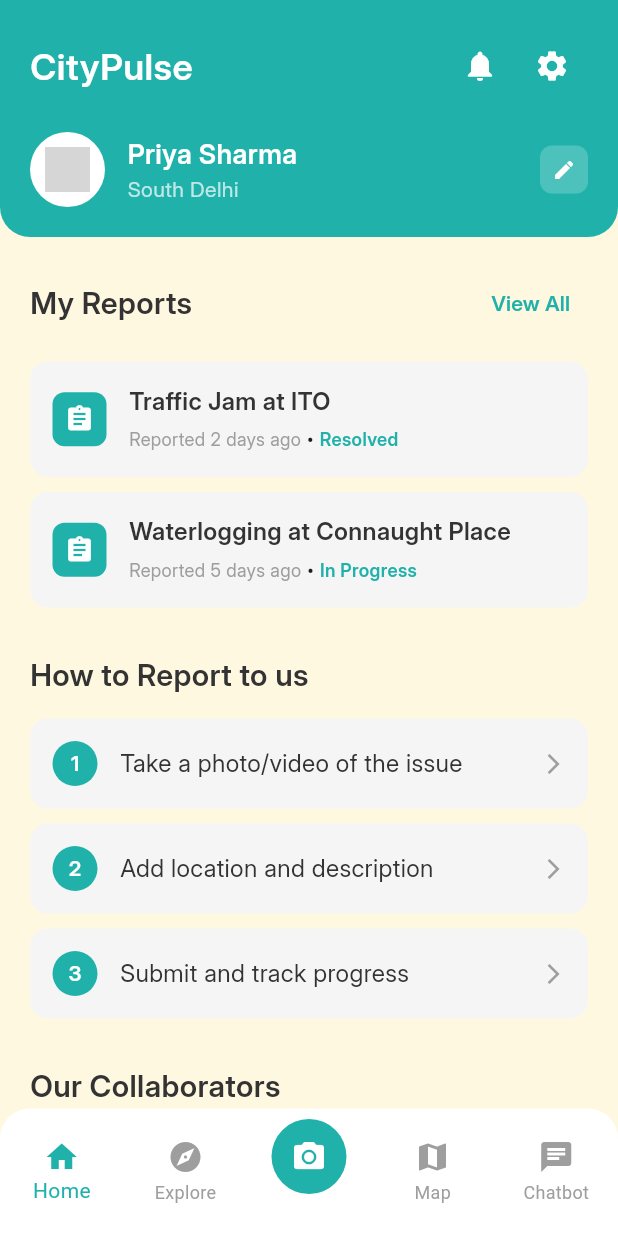
After one commit to devansh1916/iSaarthi, a Flutter app: the HomeView screen opened directly, on a phone screen of 412 x 824 dp. The commit adds this screen. Run offline on Flutter 3.47's test engine with Material 3 defaults, Android fonts, the phone set to English and light mode, and no system bars; our stand-ins replace firebase_auth, firebase_core, webview_flutter; accounts and stored records are empty; grey boxes are pictures that could not be loaded.

Commit message:
first commit

```diff
--- /dev/null
+++ b/lib/views/home.dart
@@ -0,0 +1,418 @@
+import 'package:flutter/material.dart';
+
+class HomeView extends StatefulWidget {
+  const HomeView({super.key});
+
+  @override
+  State<HomeView> createState() => _HomeViewState();
+}
+
+class _HomeViewState extends State<HomeView> {
+  int _selectedIndex = 0;
+
+  @override
+  Widget build(BuildContext context) {
+    return Scaffold(
+      backgroundColor: const Color(0xFFFFF8E1), // Light creamy yellow background
+      body: SafeArea(
+        child: Column(
+          children: [
+            // Header Section with teal green background
+            Container(
+              width: double.infinity,
+              decoration: const BoxDecoration(
+                color: Color(0xFF20B2AA), // Teal green
+                borderRadius: BorderRadius.only(
+                  bottomLeft: Radius.circular(20),
+                  bottomRight: Radius.circular(20),
+                ),
+              ),
+              child: Padding(
+                padding: const EdgeInsets.all(20.0),
+                child: Column(
+                  crossAxisAlignment: CrossAxisAlignment.start,
+                  children: [
+                    // App name and icons
+                    Row(
+                      mainAxisAlignment: MainAxisAlignment.spaceBetween,
+                      children: [
+                        const Text(
+                          'CityPulse',
+                          style: TextStyle(
+                            color: Colors.white,
+                            fontSize: 24,
+                            fontWeight: FontWeight.bold,
+                            fontFamily: 'Inter',
+                          ),
+                        ),
+                        Row(
+                          children: [
+                            IconButton(
+                              onPressed: () {},
+                              icon: const Icon(Icons.notifications, color: Colors.white),
+                            ),
+                            IconButton(
+                              onPressed: () {},
+                              icon: const Icon(Icons.settings, color: Colors.white),
+                            ),
+                          ],
+                        ),
+                      ],
+                    ),
+                    const SizedBox(height: 20),
+                    // User profile section
+                    Row(
+                      children: [
+                        CircleAvatar(
+                          radius: 25,
+                          backgroundColor: Colors.white,
+                          child: ClipOval(
+                            child: Image.asset(
+                              'assets/images/profile_placeholder.png',
+                              width: 50,
+                              height: 50,
+                              fit: BoxFit.cover,
+                              errorBuilder: (context, error, stackTrace) {
+                                return const Icon(
+                                  Icons.person,
+                                  size: 30,
+                                  color: Color(0xFF20B2AA),
+                                );
+                              },
+                            ),
+                          ),
+                        ),
+                        const SizedBox(width: 15),
+                        Expanded(
+                          child: Column(
+                            crossAxisAlignment: CrossAxisAlignment.start,
+                            children: [
+                              const Text(
+                                'Priya Sharma',
+                                style: TextStyle(
+                                  color: Colors.white,
+                                  fontSize: 18,
+                                  fontWeight: FontWeight.bold,
+                                  fontFamily: 'Inter',
+                                ),
+                              ),
+                              const Text(
+                                'South Delhi',
+                                style: TextStyle(
+                                  color: Colors.white70,
+                                  fontSize: 14,
+                                  fontFamily: 'Inter',
+                                ),
+                              ),
+                            ],
+                          ),
+                        ),
+                        Container(
+                          padding: const EdgeInsets.all(8),
+                          decoration: BoxDecoration(
+                            color: Colors.white.withOpacity(0.2),
+                            borderRadius: BorderRadius.circular(8),
+                          ),
+                          child: const Icon(
+                            Icons.edit,
+                            color: Colors.white,
+                            size: 16,
+                          ),
+                        ),
+                      ],
+                    ),
+                  ],
+                ),
+              ),
+            ),
+
+            // Main content
+            Expanded(
+              child: SingleChildScrollView(
+                padding: const EdgeInsets.all(20),
+                child: Column(
+                  crossAxisAlignment: CrossAxisAlignment.start,
+                  children: [
+                    // My Reports Section
+                    Row(
+                      mainAxisAlignment: MainAxisAlignment.spaceBetween,
+                      children: [
+                        const Text(
+                          'My Reports',
+                          style: TextStyle(
+                            fontSize: 20,
+                            fontWeight: FontWeight.bold,
+                            color: Color(0xFF333333),
+                            fontFamily: 'Inter',
+                          ),
+                        ),
+                        TextButton(
+                          onPressed: () {},
+                          child: const Text(
+                            'View All',
+                            style: TextStyle(
+                              color: Color(0xFF20B2AA),
+                              fontWeight: FontWeight.w600,
+                              fontFamily: 'Inter',
+                            ),
+                          ),
+                        ),
+                      ],
+                    ),
+                    const SizedBox(height: 15),
+
+                    // Report Cards
+                    _buildReportCard(
+                      'Traffic Jam at ITO',
+                      'Reported 2 days ago • Resolved',
+                      Icons.assignment,
+                      'Resolved',
+                    ),
+                    const SizedBox(height: 10),
+                    _buildReportCard(
+                      'Waterlogging at Connaught Place',
+                      'Reported 5 days ago • In Progress',
+                      Icons.assignment,
+                      'In Progress',
+                    ),
+
+                    const SizedBox(height: 30),
+
+                    // How to Report Section
+                    const Text(
+                      'How to Report to us',
+                      style: TextStyle(
+                        fontSize: 20,
+                        fontWeight: FontWeight.bold,
+                        color: Color(0xFF333333),
+                        fontFamily: 'Inter',
+                      ),
+                    ),
+                    const SizedBox(height: 15),
+
+                    _buildStepCard(
+                      '1',
+                      'Take a photo/video of the issue',
+                    ),
+                    const SizedBox(height: 10),
+                    _buildStepCard(
+                      '2',
+                      'Add location and description',
+                    ),
+                    const SizedBox(height: 10),
+                    _buildStepCard(
+                      '3',
+                      'Submit and track progress',
+                    ),
+
+                    const SizedBox(height: 30),
+
+                    // Our Collaborators Section
+                    const Text(
+                      'Our Collaborators',
+                      style: TextStyle(
+                        fontSize: 20,
+                        fontWeight: FontWeight.bold,
+                        color: Color(0xFF333333),
+                        fontFamily: 'Inter',
+                      ),
+                    ),
+                    const SizedBox(height: 15),
+
+                    // Collaborators placeholder
+                    Container(
+                      height: 80,
+                      decoration: BoxDecoration(
+                        color: Colors.grey[200],
+                        borderRadius: BorderRadius.circular(12),
+                      ),
+                      child: const Center(
+                        child: Text(
+                          'Collaborator logos will be displayed here',
+                          style: TextStyle(
+                            color: Colors.grey,
+                            fontFamily: 'Inter',
+                          ),
+                        ),
+                      ),
+                    ),
+                  ],
+                ),
+              ),
+            ),
+          ],
+        ),
+      ),
+      bottomNavigationBar: Container(
+        decoration: const BoxDecoration(
+          color: Colors.white,
+          borderRadius: BorderRadius.only(
+            topLeft: Radius.circular(20),
+            topRight: Radius.circular(20),
+          ),
+        ),
+        child: BottomNavigationBar(
+          currentIndex: _selectedIndex,
+          onTap: (index) {
+            setState(() {
+              _selectedIndex = index;
+            });
+          },
+          type: BottomNavigationBarType.fixed,
+          backgroundColor: Colors.transparent,
+          elevation: 0,
+          selectedItemColor: const Color(0xFF20B2AA),
+          unselectedItemColor: Colors.grey,
+          items: [
+            const BottomNavigationBarItem(
+              icon: Icon(Icons.home),
+              label: 'Home',
+            ),
+            const BottomNavigationBarItem(
+              icon: Icon(Icons.explore),
+              label: 'Explore',
+            ),
+            BottomNavigationBarItem(
+              icon: Container(
+                width: 50,
+                height: 50,
+                decoration: const BoxDecoration(
+                  color: Color(0xFF20B2AA),
+                  shape: BoxShape.circle,
+                ),
+                child: const Icon(
+                  Icons.camera_alt,
+                  color: Colors.white,
+                ),
+              ),
+              label: '',
+            ),
+            const BottomNavigationBarItem(
+              icon: Icon(Icons.map),
+              label: 'Map',
+            ),
+            const BottomNavigationBarItem(
+              icon: Icon(Icons.chat),
+              label: 'Chatbot',
+            ),
+          ],
+        ),
+      ),
+    );
+  }
+
+  Widget _buildReportCard(String title, String subtitle, IconData icon, String status) {
+    return Container(
+      padding: const EdgeInsets.all(15),
+      decoration: BoxDecoration(
+        color: Colors.grey[100],
+        borderRadius: BorderRadius.circular(12),
+      ),
+      child: Row(
+        children: [
+          Container(
+            padding: const EdgeInsets.all(8),
+            decoration: const BoxDecoration(
+              color: Color(0xFF20B2AA),
+              borderRadius: BorderRadius.all(Radius.circular(8)),
+            ),
+            child: Icon(
+              icon,
+              color: Colors.white,
+              size: 20,
+            ),
+          ),
+          const SizedBox(width: 15),
+          Expanded(
+            child: Column(
+              crossAxisAlignment: CrossAxisAlignment.start,
+              children: [
+                Text(
+                  title,
+                  style: const TextStyle(
+                    fontSize: 16,
+                    fontWeight: FontWeight.w600,
+                    color: Color(0xFF333333),
+                    fontFamily: 'Inter',
+                  ),
+                ),
+                const SizedBox(height: 4),
+                Row(
+                  children: [
+                    Text(
+                      subtitle.split(' • ')[0],
+                      style: const TextStyle(
+                        fontSize: 12,
+                        color: Colors.grey,
+                        fontFamily: 'Inter',
+                      ),
+                    ),
+                    const Text(' • '),
+                    Text(
+                      status,
+                      style: const TextStyle(
+                        fontSize: 12,
+                        color: Color(0xFF20B2AA),
+                        fontWeight: FontWeight.w600,
+                        fontFamily: 'Inter',
+                      ),
+                    ),
+                  ],
+                ),
+              ],
+            ),
+          ),
+        ],
+      ),
+    );
+  }
+
+  Widget _buildStepCard(String stepNumber, String description) {
+    return Container(
+      padding: const EdgeInsets.all(15),
+      decoration: BoxDecoration(
+        color: Colors.grey[100],
+        borderRadius: BorderRadius.circular(12),
+      ),
+      child: Row(
+        children: [
+          Container(
+            width: 30,
+            height: 30,
+            decoration: const BoxDecoration(
+              color: Color(0xFF20B2AA),
+              shape: BoxShape.circle,
+            ),
+            child: Center(
+              child: Text(
+                stepNumber,
+                style: const TextStyle(
+                  color: Colors.white,
+                  fontWeight: FontWeight.bold,
+                  fontSize: 14,
+                  fontFamily: 'Inter',
+                ),
+              ),
+            ),
+          ),
+          const SizedBox(width: 15),
+          Expanded(
+            child: Text(
+              description,
+              style: const TextStyle(
+                fontSize: 16,
+                color: Color(0xFF333333),
+                fontFamily: 'Inter',
+              ),
+            ),
+          ),
+          const Icon(
+            Icons.arrow_forward_ios,
+            color: Colors.grey,
+            size: 16,
+          ),
+        ],
+      ),
+    );
+  }
+}
--- a/lib/views/login_view.dart
+++ b/lib/views/login_view.dart
@@ -3,6 +3,7 @@ import 'package:firebase_auth/firebase_auth.dart';
 import 'package:flutter/material.dart';
 import '../main.dart';
 import 'package:firebase_core/firebase_core.dart';
+import 'home.dart';
 
 
 
@@ -103,10 +104,10 @@ void dispose() {
                     onPressed: () async {
                       Navigator.of(context).push (
                         MaterialPageRoute(
-                          builder: (context)=>const MapView())
+                          builder: (context)=>const HomeView())
                       );
                     },
-                    child: const Text("Go to App directly")
+                    child: const Text("Go to Home Page")
                     ),
                 ],
 
```
Also changed, not shown: pubspec.lock, 2 other files.
